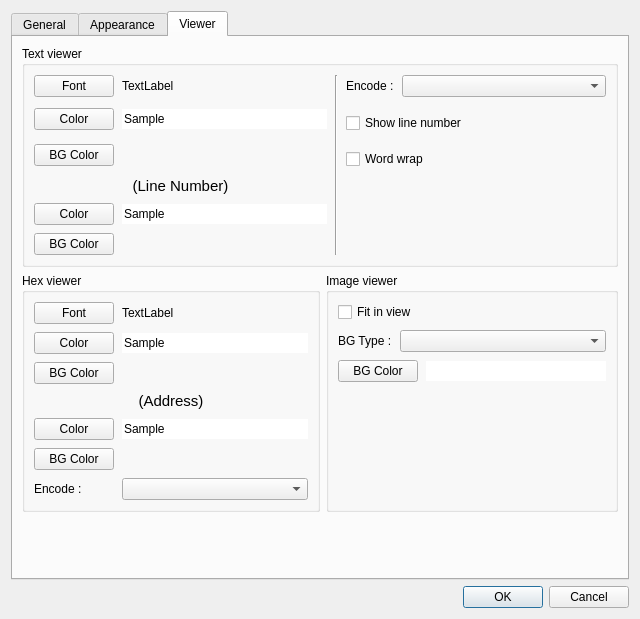
The window that preferencesdialog.ui (haraki/farman) describes before a commit, drawn with Qt 5.
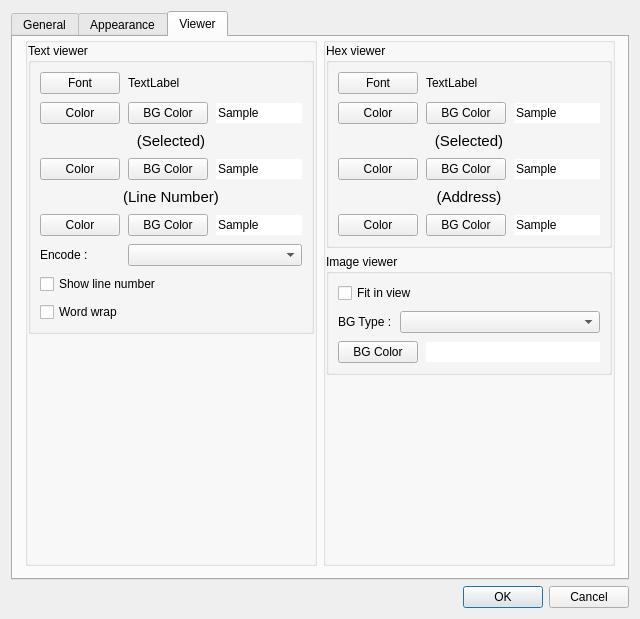
The same window after the commit. The open tabs and pages were chosen to show the change.

Commit message: change layout of PreferencesDialog. - add setting of selected color of Text & HexViewer. - fix margin.

```diff
--- a/preferencesdialog.ui
+++ b/preferencesdialog.ui
@@ -916,70 +916,459 @@
       <attribute name="title">
        <string>Viewer</string>
       </attribute>
-      <layout class="QGridLayout" name="gridLayout_11" rowstretch="0,0,0,0,0" columnstretch="1,0,1">
-       <item row="4" column="0">
-        <spacer name="verticalSpacer">
-         <property name="orientation">
-          <enum>Qt::Vertical</enum>
+      <layout class="QGridLayout" name="gridLayout_10">
+       <property name="leftMargin">
+        <number>12</number>
+       </property>
+       <property name="topMargin">
+        <number>0</number>
+       </property>
+       <property name="rightMargin">
+        <number>12</number>
+       </property>
+       <property name="bottomMargin">
+        <number>12</number>
+       </property>
+       <property name="horizontalSpacing">
+        <number>6</number>
+       </property>
+       <property name="verticalSpacing">
+        <number>-1</number>
+       </property>
+       <item row="0" column="0">
+        <widget class="QGroupBox" name="groupBox_2">
+         <property name="title">
+          <string/>
          </property>
-         <property name="sizeHint" stdset="0">
-          <size>
-           <width>20</width>
-           <height>40</height>
-          </size>
+         <property name="flat">
+          <bool>true</bool>
          </property>
-        </spacer>
+         <layout class="QVBoxLayout" name="verticalLayout_3">
+          <property name="leftMargin">
+           <number>0</number>
+          </property>
+          <property name="topMargin">
+           <number>0</number>
+          </property>
+          <property name="rightMargin">
+           <number>0</number>
+          </property>
+          <property name="bottomMargin">
+           <number>0</number>
+          </property>
+          <item>
+           <widget class="QGroupBox" name="textViewerGroupBox">
+            <property name="title">
+             <string>Text viewer</string>
+            </property>
+            <layout class="QGridLayout" name="gridLayout_11">
+             <property name="spacing">
+              <number>8</number>
+             </property>
+             <item row="0" column="1" colspan="2">
+              <widget class="QLabel" name="textViewerFontLabel">
+               <property name="text">
+                <string>TextLabel</string>
+               </property>
+              </widget>
+             </item>
+             <item row="0" column="0">
+              <widget class="QPushButton" name="textViewerFontPushButton">
+               <property name="text">
+                <string>Font</string>
+               </property>
+              </widget>
+             </item>
+             <item row="8" column="0" colspan="2">
+              <widget class="QCheckBox" name="textViewerWordWrapCheckBox">
+               <property name="text">
+                <string>Word wrap</string>
+               </property>
+              </widget>
+             </item>
+             <item row="7" column="0" colspan="2">
+              <widget class="QCheckBox" name="textViewerShowLineNumberCheckBox">
+               <property name="text">
+                <string>Show line number</string>
+               </property>
+              </widget>
+             </item>
+             <item row="6" column="1" colspan="2">
+              <widget class="QComboBox" name="textViewerEncodeComboBox">
+               <property name="insertPolicy">
+                <enum>QComboBox::NoInsert</enum>
+               </property>
+              </widget>
+             </item>
+             <item row="6" column="0">
+              <widget class="QLabel" name="textViewerEncodeLabel">
+               <property name="text">
+                <string>Encode :</string>
+               </property>
+              </widget>
+             </item>
+             <item row="5" column="2">
+              <widget class="QLineEdit" name="textViewerLineNumberSampleLineEdit">
+               <property name="focusPolicy">
+                <enum>Qt::NoFocus</enum>
+               </property>
+               <property name="text">
+                <string>Sample</string>
+               </property>
+               <property name="frame">
+                <bool>false</bool>
+               </property>
+               <property name="readOnly">
+                <bool>true</bool>
+               </property>
+              </widget>
+             </item>
+             <item row="5" column="1">
+              <widget class="QPushButton" name="textViewerLineNumberBGColorPushButton">
+               <property name="text">
+                <string>BG Color</string>
+               </property>
+              </widget>
+             </item>
+             <item row="5" column="0">
+              <widget class="QPushButton" name="textViewerLineNumberFontColorPushButton">
+               <property name="text">
+                <string>Color</string>
+               </property>
+              </widget>
+             </item>
+             <item row="4" column="0" colspan="3">
+              <widget class="QLabel" name="textViewerLineNumberFontColorLabel">
+               <property name="font">
+                <font>
+                 <pointsize>11</pointsize>
+                </font>
+               </property>
+               <property name="text">
+                <string>(Line Number)</string>
+               </property>
+               <property name="alignment">
+                <set>Qt::AlignCenter</set>
+               </property>
+              </widget>
+             </item>
+             <item row="3" column="2">
+              <widget class="QLineEdit" name="textViewerSelectedSampleLineEdit">
+               <property name="focusPolicy">
+                <enum>Qt::NoFocus</enum>
+               </property>
+               <property name="text">
+                <string>Sample</string>
+               </property>
+               <property name="frame">
+                <bool>false</bool>
+               </property>
+               <property name="readOnly">
+                <bool>true</bool>
+               </property>
+              </widget>
+             </item>
+             <item row="3" column="1">
+              <widget class="QPushButton" name="textViewerSelectedBGColorPushButton">
+               <property name="text">
+                <string>BG Color</string>
+               </property>
+              </widget>
+             </item>
+             <item row="3" column="0">
+              <widget class="QPushButton" name="textViewerSelectedFontColorPushButton">
+               <property name="text">
+                <string>Color</string>
+               </property>
+              </widget>
+             </item>
+             <item row="2" column="0" colspan="3">
+              <widget class="QLabel" name="textViewerSelectedFontColorLabel">
+               <property name="font">
+                <font>
+                 <pointsize>11</pointsize>
+                </font>
+               </property>
+               <property name="text">
+                <string>(Selected)</string>
+               </property>
+               <property name="alignment">
+                <set>Qt::AlignCenter</set>
+               </property>
+              </widget>
+             </item>
+             <item row="1" column="2">
+              <widget class="QLineEdit" name="textViewerSampleLineEdit">
+               <property name="focusPolicy">
+                <enum>Qt::NoFocus</enum>
+               </property>
+               <property name="text">
+                <string>Sample</string>
+               </property>
+               <property name="frame">
+                <bool>false</bool>
+               </property>
+               <property name="readOnly">
+                <bool>true</bool>
+               </property>
+              </widget>
+             </item>
+             <item row="1" column="1">
+              <widget class="QPushButton" name="textViewerBGColorPushButton">
+               <property name="text">
+                <string>BG Color</string>
+               </property>
+              </widget>
+             </item>
+             <item row="1" column="0">
+              <widget class="QPushButton" name="textViewerFontColorPushButton">
+               <property name="text">
+                <string>Color</string>
+               </property>
+              </widget>
+             </item>
+            </layout>
+           </widget>
+          </item>
+          <item>
+           <spacer name="verticalSpacer">
+            <property name="orientation">
+             <enum>Qt::Vertical</enum>
+            </property>
+            <property name="sizeHint" stdset="0">
+             <size>
+              <width>20</width>
+              <height>40</height>
+             </size>
+            </property>
+           </spacer>
+          </item>
+         </layout>
+        </widget>
        </item>
-       <item row="1" column="2">
-        <widget class="QGroupBox" name="imageViewerGroupBox">
+       <item row="0" column="1">
+        <widget class="QGroupBox" name="groupBox">
          <property name="title">
-          <string>Image viewer</string>
+          <string/>
          </property>
-         <layout class="QGridLayout" name="gridLayout_9">
+         <property name="flat">
+          <bool>true</bool>
+         </property>
+         <layout class="QVBoxLayout" name="verticalLayout_2">
           <property name="spacing">
-           <number>8</number>
+           <number>-1</number>
           </property>
-          <item row="2" column="2">
-           <widget class="QLineEdit" name="imageViewerBGColorSampleLineEdit">
-            <property name="focusPolicy">
-             <enum>Qt::NoFocus</enum>
+          <property name="leftMargin">
+           <number>0</number>
+          </property>
+          <property name="topMargin">
+           <number>0</number>
+          </property>
+          <property name="rightMargin">
+           <number>0</number>
+          </property>
+          <property name="bottomMargin">
+           <number>0</number>
+          </property>
+          <item>
+           <widget class="QGroupBox" name="hexViewerGroupBox">
+            <property name="title">
+             <string>Hex viewer</string>
             </property>
-            <property name="text">
-             <string/>
-            </property>
-            <property name="frame">
-             <bool>false</bool>
-            </property>
-            <property name="readOnly">
-             <bool>true</bool>
-            </property>
+            <layout class="QGridLayout" name="gridLayout_8">
+             <property name="spacing">
+              <number>8</number>
+             </property>
+             <item row="0" column="0">
+              <widget class="QPushButton" name="hexViewerFontPushButton">
+               <property name="text">
+                <string>Font</string>
+               </property>
+              </widget>
+             </item>
+             <item row="1" column="0">
+              <widget class="QPushButton" name="hexViewerFontColorPushButton">
+               <property name="text">
+                <string>Color</string>
+               </property>
+              </widget>
+             </item>
+             <item row="1" column="1" colspan="2">
+              <widget class="QPushButton" name="hexViewerBGColorPushButton">
+               <property name="text">
+                <string>BG Color</string>
+               </property>
+              </widget>
+             </item>
+             <item row="1" column="3">
+              <widget class="QLineEdit" name="hexViewerSampleLineEdit">
+               <property name="focusPolicy">
+                <enum>Qt::NoFocus</enum>
+               </property>
+               <property name="text">
+                <string>Sample</string>
+               </property>
+               <property name="frame">
+                <bool>false</bool>
+               </property>
+               <property name="readOnly">
+                <bool>true</bool>
+               </property>
+              </widget>
+             </item>
+             <item row="2" column="0" colspan="4">
+              <widget class="QLabel" name="hexViewerSelectedFontColorLabel">
+               <property name="font">
+                <font>
+                 <pointsize>11</pointsize>
+                </font>
+               </property>
+               <property name="text">
+                <string>(Selected)</string>
+               </property>
+               <property name="alignment">
+                <set>Qt::AlignCenter</set>
+               </property>
+              </widget>
+             </item>
+             <item row="3" column="3">
+              <widget class="QLineEdit" name="hexViewerSelectedSampleLineEdit">
+               <property name="focusPolicy">
+                <enum>Qt::NoFocus</enum>
+               </property>
+               <property name="text">
+                <string>Sample</string>
+               </property>
+               <property name="frame">
+                <bool>false</bool>
+               </property>
+               <property name="readOnly">
+                <bool>true</bool>
+               </property>
+              </widget>
+             </item>
+             <item row="4" column="0" colspan="4">
+              <widget class="QLabel" name="hexViewerAddressFontColorLabel">
+               <property name="font">
+                <font>
+                 <pointsize>11</pointsize>
+                </font>
+               </property>
+               <property name="text">
+                <string>(Address)</string>
+               </property>
+               <property name="alignment">
+                <set>Qt::AlignCenter</set>
+               </property>
+              </widget>
+             </item>
+             <item row="5" column="0">
+              <widget class="QPushButton" name="hexViewerAddressFontColorPushButton">
+               <property name="text">
+                <string>Color</string>
+               </property>
+              </widget>
+             </item>
+             <item row="5" column="1" colspan="2">
+              <widget class="QPushButton" name="hexViewerAddressBGColorPushButton">
+               <property name="text">
+                <string>BG Color</string>
+               </property>
+              </widget>
+             </item>
+             <item row="5" column="3">
+              <widget class="QLineEdit" name="hexViewerAddressSampleLineEdit">
+               <property name="focusPolicy">
+                <enum>Qt::NoFocus</enum>
+               </property>
+               <property name="text">
+                <string>Sample</string>
+               </property>
+               <property name="frame">
+                <bool>false</bool>
+               </property>
+               <property name="readOnly">
+                <bool>true</bool>
+               </property>
+              </widget>
+             </item>
+             <item row="3" column="0">
+              <widget class="QPushButton" name="hexViewerSelectedFontColorPushButton">
+               <property name="text">
+                <string>Color</string>
+               </property>
+              </widget>
+             </item>
+             <item row="3" column="1" colspan="2">
+              <widget class="QPushButton" name="hexViewerSelectedBGColorPushButton">
+               <property name="text">
+                <string>BG Color</string>
+               </property>
+              </widget>
+             </item>
+             <item row="0" column="1" colspan="3">
+              <widget class="QLabel" name="hexViewerFontLabel">
+               <property name="text">
+                <string>TextLabel</string>
+               </property>
+              </widget>
+             </item>
+            </layout>
            </widget>
           </item>
-          <item row="1" column="0">
-           <widget class="QLabel" name="imageViewerBGTypeLabel">
-            <property name="text">
-             <string>BG Type :</string>
+          <item>
+           <widget class="QGroupBox" name="imageViewerGroupBox">
+            <property name="title">
+             <string>Image viewer</string>
             </property>
+            <layout class="QGridLayout" name="gridLayout_9">
+             <property name="spacing">
+              <number>8</number>
+             </property>
+             <item row="2" column="2">
+              <widget class="QLineEdit" name="imageViewerBGColorSampleLineEdit">
+               <property name="focusPolicy">
+                <enum>Qt::NoFocus</enum>
+               </property>
+               <property name="text">
+                <string/>
+               </property>
+               <property name="frame">
+                <bool>false</bool>
+               </property>
+               <property name="readOnly">
+                <bool>true</bool>
+               </property>
+              </widget>
+             </item>
+             <item row="1" column="0">
+              <widget class="QLabel" name="imageViewerBGTypeLabel">
+               <property name="text">
+                <string>BG Type :</string>
+               </property>
+              </widget>
+             </item>
+             <item row="2" column="0" colspan="2">
+              <widget class="QPushButton" name="imageViewerBGColorPushButton">
+               <property name="text">
+                <string>BG Color</string>
+               </property>
+              </widget>
+             </item>
+             <item row="0" column="0" colspan="2">
+              <widget class="QCheckBox" name="imageViewerFitInViewCheckBox">
+               <property name="text">
+                <string>Fit in view</string>
+               </property>
+              </widget>
+             </item>
+             <item row="1" column="1" colspan="2">
+              <widget class="QComboBox" name="imageViewerBGTypeComboBox"/>
+             </item>
+            </layout>
            </widget>
           </item>
-          <item row="2" column="0" colspan="2">
-           <widget class="QPushButton" name="imageViewerBGColorPushButton">
-            <property name="text">
-             <string>BG Color</string>
-            </property>
-           </widget>
-          </item>
-          <item row="0" column="0" colspan="2">
-           <widget class="QCheckBox" name="imageViewerFitInViewCheckBox">
-            <property name="text">
-             <string>Fit in view</string>
-            </property>
-           </widget>
-          </item>
-          <item row="1" column="1" colspan="2">
-           <widget class="QComboBox" name="imageViewerBGTypeComboBox"/>
-          </item>
-          <item row="3" column="0">
+          <item>
            <spacer name="verticalSpacer_2">
             <property name="orientation">
              <enum>Qt::Vertical</enum>
@@ -995,257 +1384,6 @@
          </layout>
         </widget>
        </item>
-       <item row="1" column="0" colspan="2">
-        <widget class="QGroupBox" name="hexViewerGroupBox">
-         <property name="title">
-          <string>Hex viewer</string>
-         </property>
-         <layout class="QGridLayout" name="gridLayout_10" columnstretch="0,0">
-          <property name="spacing">
-           <number>8</number>
-          </property>
-          <item row="6" column="0">
-           <widget class="QPushButton" name="hexViewerAddressFontColorPushButton">
-            <property name="text">
-             <string>Color</string>
-            </property>
-           </widget>
-          </item>
-          <item row="9" column="1">
-           <widget class="QComboBox" name="hexViewerEncodeComboBox">
-            <property name="insertPolicy">
-             <enum>QComboBox::NoInsert</enum>
-            </property>
-           </widget>
-          </item>
-          <item row="9" column="0">
-           <widget class="QLabel" name="hexViewerEncodeLabel">
-            <property name="text">
-             <string>Encode :</string>
-            </property>
-           </widget>
-          </item>
-          <item row="6" column="1">
-           <widget class="QLineEdit" name="hexViewerAddressSampleLineEdit">
-            <property name="focusPolicy">
-             <enum>Qt::NoFocus</enum>
-            </property>
-            <property name="text">
-             <string>Sample</string>
-            </property>
-            <property name="frame">
-             <bool>false</bool>
-            </property>
-            <property name="readOnly">
-             <bool>true</bool>
-            </property>
-           </widget>
-          </item>
-          <item row="5" column="0" colspan="2">
-           <widget class="QLabel" name="hexViewerAddressFontColorLabel">
-            <property name="font">
-             <font>
-              <pointsize>11</pointsize>
-             </font>
-            </property>
-            <property name="text">
-             <string>(Address)</string>
-            </property>
-            <property name="alignment">
-             <set>Qt::AlignCenter</set>
-            </property>
-           </widget>
-          </item>
-          <item row="7" column="0">
-           <widget class="QPushButton" name="hexViewerAddressBGColorPushButton">
-            <property name="text">
-             <string>BG Color</string>
-            </property>
-           </widget>
-          </item>
-          <item row="3" column="0" rowspan="2">
-           <widget class="QPushButton" name="hexViewerBGColorPushButton">
-            <property name="text">
-             <string>BG Color</string>
-            </property>
-           </widget>
-          </item>
-          <item row="1" column="0" rowspan="2">
-           <widget class="QPushButton" name="hexViewerFontColorPushButton">
-            <property name="text">
-             <string>Color</string>
-            </property>
-           </widget>
-          </item>
-          <item row="1" column="1" rowspan="2">
-           <widget class="QLineEdit" name="hexViewerSampleLineEdit">
-            <property name="focusPolicy">
-             <enum>Qt::NoFocus</enum>
-            </property>
-            <property name="text">
-             <string>Sample</string>
-            </property>
-            <property name="frame">
-             <bool>false</bool>
-            </property>
-            <property name="readOnly">
-             <bool>true</bool>
-            </property>
-           </widget>
-          </item>
-          <item row="0" column="0">
-           <widget class="QPushButton" name="hexViewerFontPushButton">
-            <property name="text">
-             <string>Font</string>
-            </property>
-           </widget>
-          </item>
-          <item row="0" column="1">
-           <widget class="QLabel" name="hexViewerFontLabel">
-            <property name="text">
-             <string>TextLabel</string>
-            </property>
-           </widget>
-          </item>
-         </layout>
-        </widget>
-       </item>
-       <item row="0" column="0" colspan="3">
-        <widget class="QGroupBox" name="textViewerGroupBox">
-         <property name="title">
-          <string>Text viewer</string>
-         </property>
-         <layout class="QGridLayout" name="gridLayout_8" columnstretch="0,1,0,0,0,1">
-          <property name="spacing">
-           <number>8</number>
-          </property>
-          <item row="0" column="0">
-           <widget class="QPushButton" name="textViewerFontPushButton">
-            <property name="text">
-             <string>Font</string>
-            </property>
-           </widget>
-          </item>
-          <item row="0" column="1">
-           <widget class="QLabel" name="textViewerFontLabel">
-            <property name="text">
-             <string>TextLabel</string>
-            </property>
-           </widget>
-          </item>
-          <item row="0" column="2" rowspan="8" colspan="2">
-           <widget class="Line" name="textViewerLine">
-            <property name="orientation">
-             <enum>Qt::Vertical</enum>
-            </property>
-           </widget>
-          </item>
-          <item row="0" column="4">
-           <widget class="QLabel" name="textViewerEncodeLabel">
-            <property name="text">
-             <string>Encode :</string>
-            </property>
-           </widget>
-          </item>
-          <item row="1" column="0" rowspan="2">
-           <widget class="QPushButton" name="textViewerFontColorPushButton">
-            <property name="text">
-             <string>Color</string>
-            </property>
-           </widget>
-          </item>
-          <item row="1" column="1" rowspan="2">
-           <widget class="QLineEdit" name="textViewerSampleLineEdit">
-            <property name="focusPolicy">
-             <enum>Qt::NoFocus</enum>
-            </property>
-            <property name="text">
-             <string>Sample</string>
-            </property>
-            <property name="frame">
-             <bool>false</bool>
-            </property>
-            <property name="readOnly">
-             <bool>true</bool>
-            </property>
-           </widget>
-          </item>
-          <item row="3" column="0" rowspan="2">
-           <widget class="QPushButton" name="textViewerBGColorPushButton">
-            <property name="text">
-             <string>BG Color</string>
-            </property>
-           </widget>
-          </item>
-          <item row="6" column="0">
-           <widget class="QPushButton" name="textViewerLineNumberFontColorPushButton">
-            <property name="text">
-             <string>Color</string>
-            </property>
-           </widget>
-          </item>
-          <item row="6" column="1">
-           <widget class="QLineEdit" name="textViewerLineNumberSampleLineEdit">
-            <property name="focusPolicy">
-             <enum>Qt::NoFocus</enum>
-            </property>
-            <property name="text">
-             <string>Sample</string>
-            </property>
-            <property name="frame">
-             <bool>false</bool>
-            </property>
-            <property name="readOnly">
-             <bool>true</bool>
-            </property>
-           </widget>
-          </item>
-          <item row="7" column="0">
-           <widget class="QPushButton" name="textViewerLineNumberBGColorPushButton">
-            <property name="text">
-             <string>BG Color</string>
-            </property>
-           </widget>
-          </item>
-          <item row="5" column="0" colspan="2">
-           <widget class="QLabel" name="textViewerLineNumberFontColorLabel">
-            <property name="font">
-             <font>
-              <pointsize>11</pointsize>
-             </font>
-            </property>
-            <property name="text">
-             <string>(Line Number)</string>
-            </property>
-            <property name="alignment">
-             <set>Qt::AlignCenter</set>
-            </property>
-           </widget>
-          </item>
-          <item row="0" column="5">
-           <widget class="QComboBox" name="textViewerEncodeComboBox">
-            <property name="insertPolicy">
-             <enum>QComboBox::NoInsert</enum>
-            </property>
-           </widget>
-          </item>
-          <item row="2" column="4" colspan="2">
-           <widget class="QCheckBox" name="textViewerShowLineNumberCheckBox">
-            <property name="text">
-             <string>Show line number</string>
-            </property>
-           </widget>
-          </item>
-          <item row="4" column="4" colspan="2">
-           <widget class="QCheckBox" name="textViewerWordWrapCheckBox">
-            <property name="text">
-             <string>Word wrap</string>
-            </property>
-           </widget>
-          </item>
-         </layout>
-        </widget>
-       </item>
       </layout>
      </widget>
     </widget>
```
Left out of the diff: 37 changed lines with no effect on the pictures.
